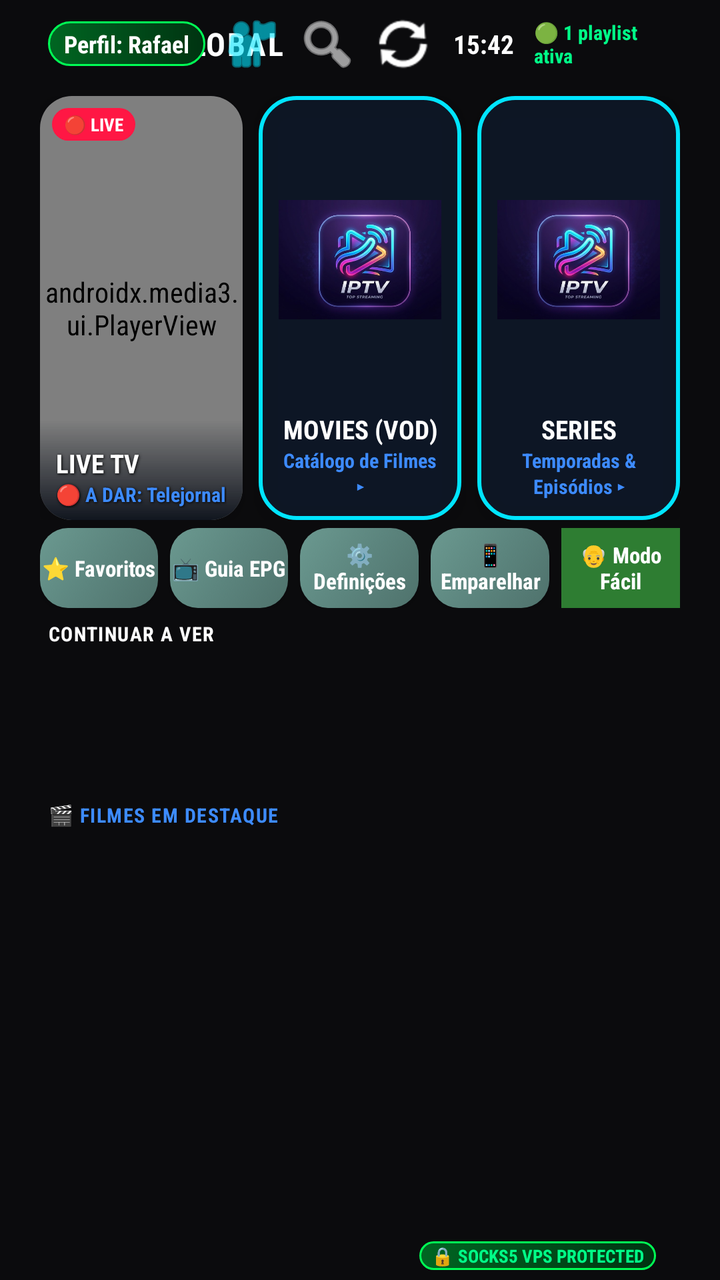
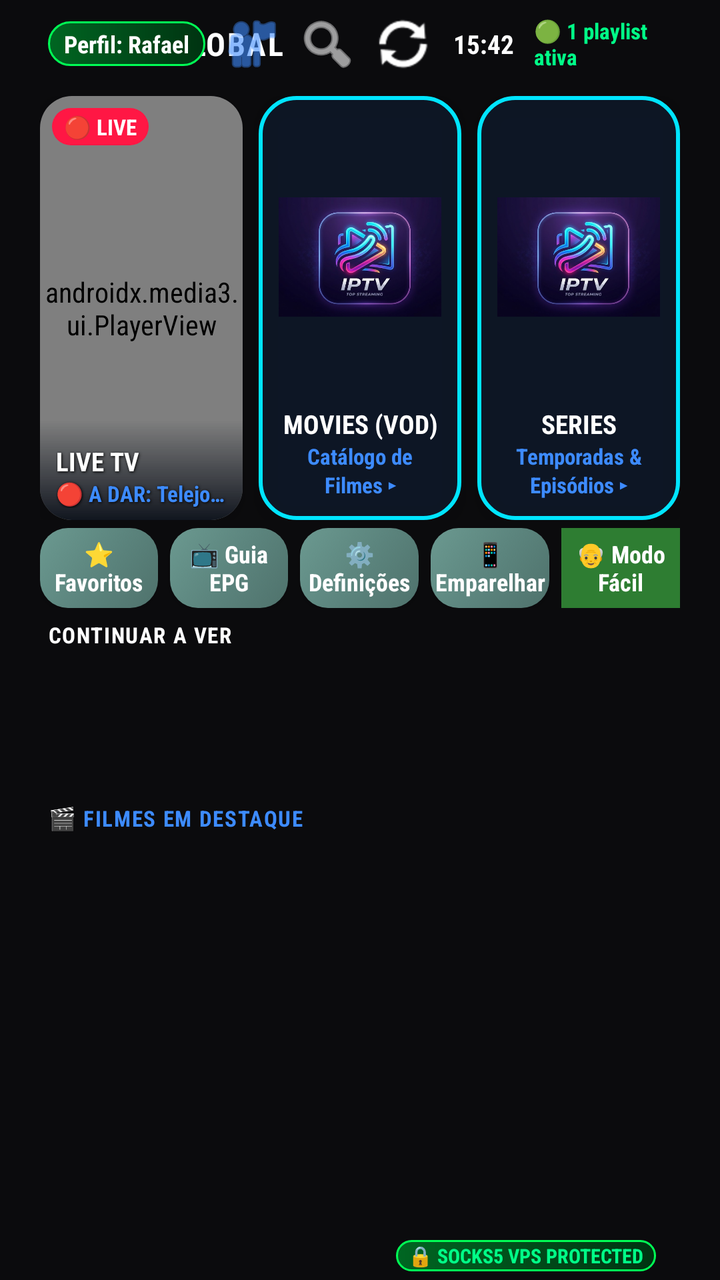

Two renders of the same Android screen: before a commit and after it. Below are the layout's source before the change and the commit's diff.
<!-- AndroidManifest.xml: application theme AppTheme -->
<!-- res/layout/activity_main.xml -->
<?xml version="1.0" encoding="utf-8"?>
<LinearLayout xmlns:android="http://schemas.android.com/apk/res/android"
    xmlns:app="http://schemas.android.com/apk/res-auto"
    xmlns:tools="http://schemas.android.com/tools"
    android:layout_width="match_parent"
    android:layout_height="match_parent"
    android:orientation="vertical"
    android:background="@color/bg_primary"
    tools:context=".MainActivity">

    
    <ImageView
        android:id="@+id/ivMainBackgroundBlur"
        android:layout_width="match_parent"
        android:layout_height="match_parent"
        android:scaleType="centerCrop"
        android:alpha="0.2"
        android:src="@drawable/logo"
        android:visibility="gone"/>

    
    <RelativeLayout
        android:id="@+id/headerBar"
        android:layout_width="match_parent"
        android:layout_height="44dp"
        android:paddingHorizontal="24dp">

        <LinearLayout
            android:id="@+id/llHeaderLogo"
            android:layout_width="wrap_content"
            android:layout_height="wrap_content"
            android:layout_centerVertical="true"
            android:orientation="horizontal"
            android:gravity="center_vertical">

            <TextView
                android:layout_width="wrap_content"
                android:layout_height="wrap_content"
                android:text="▼ IPTV "
                android:textColor="@color/accent"
                android:textSize="16sp"
                android:textStyle="bold"
                android:letterSpacing="0.05" />

            <TextView
                android:layout_width="wrap_content"
                android:layout_height="wrap_content"
                android:text="GLOBAL"
                android:textColor="#FFFFFF"
                android:textSize="16sp"
                android:textStyle="bold"
                android:letterSpacing="0.05" />
        </LinearLayout>

        <LinearLayout
            android:layout_width="wrap_content"
            android:layout_height="wrap_content"
            android:layout_alignParentEnd="true"
            android:layout_centerVertical="true"
            android:orientation="horizontal"
            android:gravity="center_vertical">

            <TextView
                android:id="@+id/tvUserLogged"
                android:layout_width="wrap_content"
                android:layout_height="wrap_content"
                android:text="Perfil: Rafael"
                android:textColor="#FFFFFF"
                android:textSize="12sp"
                android:textStyle="bold"
                android:paddingHorizontal="8dp"
                android:paddingVertical="3dp"
                android:background="@drawable/bg_vpn_badge" />

            <ImageButton
                android:id="@+id/btnSwitchUser"
                android:layout_width="30dp"
                android:layout_height="30dp"
                android:layout_marginStart="8dp"
                android:background="?attr/selectableItemBackgroundBorderless"
                android:src="@android:drawable/ic_menu_myplaces"
                app:tint="#00E5FF"
                android:contentDescription="Mudar Utilizador"
                android:focusable="true" />

            <ImageButton
                android:id="@+id/btnSearch"
                android:layout_width="30dp"
                android:layout_height="30dp"
                android:layout_marginStart="8dp"
                android:background="?attr/selectableItemBackgroundBorderless"
                android:src="@android:drawable/ic_menu_search"
                app:tint="#FFFFFF"
                android:contentDescription="Pesquisar"
                android:focusable="true" />

            <ImageButton
                android:id="@+id/btnRefresh"
                android:layout_width="30dp"
                android:layout_height="30dp"
                android:layout_marginStart="8dp"
                android:background="?attr/selectableItemBackgroundBorderless"
                android:src="@android:drawable/ic_popup_sync"
                app:tint="#FFFFFF"
                android:contentDescription="Atualizar"
                android:focusable="true" />

            <TextView
                android:id="@+id/tvClock"
                android:layout_width="wrap_content"
                android:layout_height="wrap_content"
                android:layout_marginStart="10dp"
                android:text="15:42"
                android:textColor="#FFFFFF"
                android:textSize="13sp"
                android:textStyle="bold" />

            <TextView
                android:id="@+id/tvPlaylistStatus"
                android:layout_width="wrap_content"
                android:layout_height="wrap_content"
                android:layout_marginStart="10dp"
                android:text="🟢 1 playlist ativa"
                android:textColor="#00FF88"
                android:textSize="10sp"
                android:textStyle="bold" />
        </LinearLayout>
    </RelativeLayout>

    
    <LinearLayout
        android:id="@+id/gridHeroCards"
        android:layout_width="match_parent"
        android:layout_height="220dp"
        android:orientation="horizontal"
        android:paddingHorizontal="20dp"
        android:paddingTop="4dp"
        android:paddingBottom="4dp"
        android:weightSum="3">

        
        <androidx.cardview.widget.CardView
            android:id="@+id/cardTv"
            android:layout_width="0dp"
            android:layout_height="match_parent"
            android:layout_weight="1"
            android:layout_marginEnd="8dp"
            app:cardCornerRadius="16dp"
            app:cardBackgroundColor="@color/bg_elevated"
            app:cardElevation="6dp"
            android:focusable="true"
            android:clickable="true"
            android:descendantFocusability="blocksDescendants"
            android:nextFocusDown="@+id/btnQuickFavorites"
            android:foreground="?attr/selectableItemBackground"
            android:stateListAnimator="@animator/selector_item_scale">

            <RelativeLayout
                android:layout_width="match_parent"
                android:layout_height="match_parent">

                
                <androidx.media3.ui.PlayerView
                    android:id="@+id/miniPlayerView"
                    android:layout_width="match_parent"
                    android:layout_height="match_parent"
                    app:use_controller="false"
                    app:surface_type="texture_view"
                    app:resize_mode="zoom" />

                
                <View
                    android:layout_width="match_parent"
                    android:layout_height="50dp"
                    android:layout_alignParentBottom="true"
                    android:background="@drawable/bg_gradient_card_overlay" />

                
                <TextView
                    android:id="@+id/tvLiveBadge"
                    android:layout_width="wrap_content"
                    android:layout_height="wrap_content"
                    android:layout_alignParentTop="true"
                    android:layout_alignParentStart="true"
                    android:layout_margin="6dp"
                    android:text="🔴 LIVE"
                    android:textColor="#FFFFFF"
                    android:textSize="9sp"
                    android:textStyle="bold"
                    android:paddingHorizontal="6dp"
                    android:paddingVertical="2dp"
                    android:background="@drawable/bg_live_badge" />

                
                <TextView
                    android:id="@+id/tvTitleTv"
                    android:layout_width="match_parent"
                    android:layout_height="wrap_content"
                    android:layout_above="@id/tvSubTv"
                    android:layout_marginHorizontal="8dp"
                    android:text="LIVE TV"
                    android:textColor="#FFFFFF"
                    android:textSize="13sp"
                    android:textStyle="bold"
                    android:gravity="start"
                    android:maxLines="1"
                    android:ellipsize="end"
                    android:shadowColor="#000000"
                    android:shadowDx="1"
                    android:shadowDy="1"
                    android:shadowRadius="3" />

                
                <TextView
                    android:id="@+id/tvSubTv"
                    android:layout_width="match_parent"
                    android:layout_height="wrap_content"
                    android:layout_alignParentBottom="true"
                    android:layout_marginHorizontal="8dp"
                    android:layout_marginBottom="6dp"
                    android:text="🔴 A DAR: Telejornal"
                    android:textColor="@color/accent"
                    android:textSize="10sp"
                    android:textStyle="bold"
                    android:gravity="start"
                    android:maxLines="1"
                    android:ellipsize="end"
                    android:shadowColor="#000000"
                    android:shadowDx="1"
                    android:shadowDy="1"
                    android:shadowRadius="3" />
            </RelativeLayout>
        </androidx.cardview.widget.CardView>

        
        <androidx.cardview.widget.CardView
            android:id="@+id/cardFilmes"
            android:layout_width="0dp"
            android:layout_height="match_parent"
            android:layout_weight="1"
            android:layout_marginEnd="8dp"
            app:cardCornerRadius="16dp"
            app:cardBackgroundColor="#00000000"
            app:cardElevation="6dp"
            android:focusable="true"
            android:clickable="true"
            android:descendantFocusability="blocksDescendants"
            android:nextFocusDown="@+id/btnQuickEpg"
            android:foreground="?attr/selectableItemBackground"
            android:stateListAnimator="@animator/selector_item_scale">

            <RelativeLayout
                android:layout_width="match_parent"
                android:layout_height="match_parent"
                android:background="@drawable/bg_neon_card_cyan"
                android:padding="10dp">

                <ImageView
                    android:id="@+id/ivCardFilmesBg"
                    android:layout_width="match_parent"
                    android:layout_height="match_parent"
                    android:layout_above="@id/tvTitleFilmes"
                    android:layout_marginBottom="4dp"
                    android:scaleType="fitCenter"
                    android:src="@drawable/logo" />

                <TextView
                    android:id="@+id/tvTitleFilmes"
                    android:layout_width="match_parent"
                    android:layout_height="wrap_content"
                    android:layout_above="@id/tvSubFilmes"
                    android:text="MOVIES (VOD)"
                    android:textColor="#FFFFFF"
                    android:textSize="13sp"
                    android:textStyle="bold"
                    android:gravity="center"
                    android:maxLines="1"
                    android:ellipsize="end" />

                <TextView
                    android:id="@+id/tvSubFilmes"
                    android:layout_width="match_parent"
                    android:layout_height="wrap_content"
                    android:layout_alignParentBottom="true"
                    android:text="Catálogo de Filmes ▸"
                    android:textColor="@color/accent"
                    android:textSize="10sp"
                    android:textStyle="bold"
                    android:gravity="center" />
            </RelativeLayout>
        </androidx.cardview.widget.CardView>

        
        <androidx.cardview.widget.CardView
            android:id="@+id/cardSeries"
            android:layout_width="0dp"
            android:layout_height="match_parent"
            android:layout_weight="1"
            app:cardCornerRadius="16dp"
            app:cardBackgroundColor="#00000000"
            app:cardElevation="6dp"
            android:focusable="true"
            android:clickable="true"
            android:descendantFocusability="blocksDescendants"
            android:nextFocusDown="@+id/btnQuickCatchup"
            android:foreground="?attr/selectableItemBackground"
            android:stateListAnimator="@animator/selector_item_scale">

            <RelativeLayout
                android:layout_width="match_parent"
                android:layout_height="match_parent"
                android:background="@drawable/bg_neon_card_cyan"
                android:padding="10dp">

                <ImageView
                    android:id="@+id/ivCardSeriesBg"
                    android:layout_width="match_parent"
                    android:layout_height="match_parent"
                    android:layout_above="@id/tvTitleSeries"
                    android:layout_marginBottom="4dp"
                    android:scaleType="fitCenter"
                    android:src="@drawable/logo" />

                <TextView
                    android:id="@+id/tvTitleSeries"
                    android:layout_width="match_parent"
                    android:layout_height="wrap_content"
                    android:layout_above="@id/tvSubSeries"
                    android:text="SERIES"
                    android:textColor="#FFFFFF"
                    android:textSize="13sp"
                    android:textStyle="bold"
                    android:gravity="center"
                    android:maxLines="1"
                    android:ellipsize="end" />

                <TextView
                    android:id="@+id/tvSubSeries"
                    android:layout_width="match_parent"
                    android:layout_height="wrap_content"
                    android:layout_alignParentBottom="true"
                    android:text="Temporadas &amp; Episódios ▸"
                    android:textColor="@color/accent"
                    android:textSize="10sp"
                    android:textStyle="bold"
                    android:gravity="center" />
            </RelativeLayout>
        </androidx.cardview.widget.CardView>
    </LinearLayout>

    
    <LinearLayout
        android:id="@+id/llQuickAccessBar"
        android:layout_width="match_parent"
        android:layout_height="40dp"
        android:orientation="horizontal"
        android:paddingHorizontal="20dp"
        android:layout_marginBottom="6dp"
        android:weightSum="5"
        android:descendantFocusability="afterDescendants"
        android:focusable="false">

        <Button
            android:id="@+id/btnQuickFavorites"
            android:layout_width="0dp"
            android:layout_height="match_parent"
            android:layout_weight="1"
            android:layout_marginEnd="6dp"
            android:background="@drawable/bg_smarters_sage"
            android:text="⭐ Favoritos"
            android:textColor="#FFFFFF"
            android:textSize="11sp"
            android:textStyle="bold"
            android:textAllCaps="false"
            android:focusable="true"
            android:clickable="true"
            android:nextFocusUp="@id/cardTv"
            android:nextFocusDown="@id/rvContinueWatching"
            android:nextFocusRight="@id/btnQuickEpg" />

        <Button
            android:id="@+id/btnQuickEpg"
            android:layout_width="0dp"
            android:layout_height="match_parent"
            android:layout_weight="1"
            android:layout_marginEnd="6dp"
            android:background="@drawable/bg_smarters_sage"
            android:text="📺 Guia EPG"
            android:textColor="#FFFFFF"
            android:textSize="11sp"
            android:textStyle="bold"
            android:textAllCaps="false"
            android:focusable="true"
            android:clickable="true"
            android:nextFocusUp="@id/cardFilmes"
            android:nextFocusDown="@id/rvContinueWatching"
            android:nextFocusLeft="@id/btnQuickFavorites"
            android:nextFocusRight="@id/btnQuickSettings" />

        <Button
            android:id="@+id/btnQuickSettings"
            android:layout_width="0dp"
            android:layout_height="match_parent"
            android:layout_weight="1"
            android:layout_marginEnd="6dp"
            android:background="@drawable/bg_smarters_sage"
            android:text="⚙️ Definições"
            android:textColor="#FFFFFF"
            android:textSize="11sp"
            android:textStyle="bold"
            android:textAllCaps="false"
            android:focusable="true"
            android:clickable="true"
            android:nextFocusUp="@id/cardFilmes"
            android:nextFocusDown="@id/rvContinueWatching"
            android:nextFocusLeft="@id/btnQuickEpg"
            android:nextFocusRight="@id/btnQuickRadios" />

        

        
        <Button
            android:id="@+id/btnQuickRadios"
            android:layout_width="0dp"
            android:layout_height="match_parent"
            android:layout_weight="1"
            android:layout_marginEnd="6dp"
            android:background="@drawable/bg_smarters_sage"
            android:text="📱 Emparelhar"
            android:textColor="#FFFFFF"
            android:textSize="11sp"
            android:textStyle="bold"
            android:textAllCaps="false"
            android:focusable="true"
            android:clickable="true"
            android:nextFocusUp="@id/cardSeries"
            android:nextFocusDown="@id/rvContinueWatching"
            android:nextFocusLeft="@id/btnQuickSettings"
            android:nextFocusRight="@id/btnQuickCatchup" />

        <Button
            android:id="@+id/btnQuickCatchup"
            android:layout_width="0dp"
            android:layout_height="match_parent"
            android:layout_weight="1"
            android:background="#2E7D32"
            android:text="👴 Modo Fácil"
            android:textColor="#FFFFFF"
            android:textSize="11sp"
            android:textStyle="bold"
            android:textAllCaps="false"
            android:focusable="true"
            android:clickable="true"
            android:nextFocusUp="@id/cardSeries"
            android:nextFocusDown="@id/rvContinueWatching"
            android:nextFocusLeft="@id/btnQuickRadios" />
    </LinearLayout>

    
    
    <TextView
        android:id="@+id/tvContinueTitleHeader"
        android:layout_width="wrap_content"
        android:layout_height="wrap_content"
        android:text="CONTINUAR A VER"
        android:textColor="#FFFFFF"
        android:textSize="10sp"
        android:textStyle="bold"
        android:letterSpacing="0.05"
        android:layout_marginStart="24dp"
        android:layout_marginBottom="2dp" />

    <androidx.recyclerview.widget.RecyclerView
        android:id="@+id/rvContinueWatching"
        android:layout_width="match_parent"
        android:layout_height="65dp"
        android:orientation="horizontal"
        android:paddingHorizontal="20dp"
        android:layout_marginBottom="10dp" />

    
    <TextView
        android:id="@+id/tvFeaturedTitleHeader"
        android:layout_width="wrap_content"
        android:layout_height="wrap_content"
        android:text="🎬 FILMES EM DESTAQUE"
        android:textColor="@color/accent"
        android:textSize="10sp"
        android:textStyle="bold"
        android:letterSpacing="0.05"
        android:layout_marginStart="24dp"
        android:layout_marginBottom="2dp" />

    <androidx.recyclerview.widget.RecyclerView
        android:id="@+id/rvFeaturedMovies"
        android:layout_width="match_parent"
        android:layout_height="140dp"
        android:orientation="horizontal"
        android:paddingHorizontal="20dp"
        android:layout_marginBottom="10dp" />

    <View
        android:layout_width="match_parent"
        android:layout_height="0dp"
        android:layout_weight="1" />

    
    <RelativeLayout
        android:id="@+id/footerBar"
        android:layout_width="match_parent"
        android:layout_height="24dp"
        android:paddingHorizontal="24dp">

        <TextView
            android:id="@+id/tvVencimento"
            android:visibility="gone"
            android:layout_width="wrap_content"
            android:layout_height="wrap_content"
            android:layout_alignParentStart="true"
            android:layout_centerVertical="true"
            android:text="Validade : Ilimitado"
            android:textColor="@color/text_secondary"
            android:textSize="10sp" />

        <LinearLayout
            android:layout_width="wrap_content"
            android:layout_height="wrap_content"
            android:layout_alignParentEnd="true"
            android:layout_centerVertical="true"
            android:orientation="horizontal"
            android:gravity="center_vertical">

            <TextView
                android:layout_width="wrap_content"
                android:layout_height="wrap_content"
                android:text="🔒 SOCKS5 VPS PROTECTED"
                android:textColor="#00FF88"
                android:textSize="9sp"
                android:textStyle="bold"
                android:paddingHorizontal="6dp"
                android:paddingVertical="1dp"
                android:background="@drawable/bg_vpn_badge" />

            <TextView
                android:id="@+id/tvAppVersion"
                android:layout_width="wrap_content"
                android:layout_height="wrap_content"
                android:layout_marginStart="8dp"
                android:text=""
                android:textColor="@color/text_secondary"
                android:textSize="9sp" />
        </LinearLayout>
    </RelativeLayout>

</LinearLayout>
<!-- resources referenced by this layout -->
<resources>
  <color name="accent">#3D8BFF</color>
  <color name="bg_elevated">#1A1A1C</color>
  <color name="bg_primary">#0B0B0D</color>
  <color name="text_secondary">#9B9BA1</color>
  <!-- drawable bg_gradient_card_overlay (drawable) -->
  <?xml version="1.0" encoding="utf-8"?>
  <shape xmlns:android="http://schemas.android.com/apk/res/android"
      android:shape="rectangle">
      <gradient
          android:angle="270"
          android:startColor="#00000000"
          android:endColor="#E6050A14"
          android:type="linear" />
  </shape>
  <!-- drawable bg_live_badge (drawable) -->
  <?xml version="1.0" encoding="utf-8"?>
  <shape xmlns:android="http://schemas.android.com/apk/res/android"
      android:shape="rectangle">
      <solid android:color="#FF1744" />
      <corners android:radius="12dp" />
  </shape>
  <!-- drawable bg_neon_card_cyan (drawable) -->
  <?xml version="1.0" encoding="utf-8"?>
  <shape xmlns:android="http://schemas.android.com/apk/res/android"
      android:shape="rectangle">
      <solid android:color="#CC0E1A2B" />
      <stroke
          android:width="2dp"
          android:color="#00E5FF" />
      <corners android:radius="18dp" />
  </shape>
  <!-- drawable bg_smarters_sage (drawable) -->
  <?xml version="1.0" encoding="utf-8"?>
  <selector xmlns:android="http://schemas.android.com/apk/res/android">
      <item android:state_focused="true">
          <shape android:shape="rectangle">
              <gradient android:angle="135" android:startColor="#80C8B8" android:centerColor="#95DED1" android:endColor="#AAEBDC" android:type="linear" />
              <corners android:radius="14dp" />
              <stroke android:width="2dp" android:color="#FFFFFF" />
          </shape>
      </item>
      <item>
          <shape android:shape="rectangle">
              <gradient android:angle="135" android:startColor="#4F726C" android:centerColor="#5C857E" android:endColor="#6B9990" android:type="linear" />
              <corners android:radius="14dp" />
          </shape>
      </item>
  </selector>
  <!-- drawable bg_vpn_badge (drawable) -->
  <?xml version="1.0" encoding="utf-8"?>
  <shape xmlns:android="http://schemas.android.com/apk/res/android" android:shape="rectangle">
      <gradient android:startColor="#006622" android:endColor="#003311" android:angle="0"/>
      <corners android:radius="16dp"/>
      <stroke android:width="1dp" android:color="#00FF55"/>
  </shape>
  <!-- drawable logo: png bitmap (drawable, 182814 bytes) -->
  <style name="AppTheme" parent="Theme.AppCompat.NoActionBar">
          <item name="android:fontFamily">sans-serif-condensed</item>
          <item name="android:windowAnimationStyle">@style/AppWindowTransition</item>
          <item name="android:windowBackground">@color/bg_primary</item>
          <item name="colorPrimary">@color/bg_elevated</item>
          <item name="colorPrimaryDark">@color/bg_primary</item>
          <item name="colorAccent">@color/accent</item>
          <item name="android:textColorPrimary">@color/text_primary</item>
          <item name="android:textColorSecondary">@color/text_secondary</item>
      </style>
  <style name="AppWindowTransition" parent="android:Animation.Activity">
          <item name="android:activityOpenEnterAnimation">@anim/fade_in</item>
          <item name="android:activityOpenExitAnimation">@anim/fade_out</item>
          <item name="android:activityCloseEnterAnimation">@anim/fade_in</item>
          <item name="android:activityCloseExitAnimation">@anim/fade_out</item>
      </style>
  <color name="text_primary">#FFFFFF</color>
</resources>

<!-- the commit's change to res/layout/activity_main.xml (unified diff, before → after) -->
@@ -46,7 +46,7 @@
                 android:layout_width="wrap_content"
                 android:layout_height="wrap_content"
                 android:text="GLOBAL"
-                android:textColor="#FFFFFF"
+                android:textColor="@color/text_primary"
                 android:textSize="16sp"
                 android:textStyle="bold"
                 android:letterSpacing="0.05" />
@@ -65,7 +65,7 @@
                 android:layout_width="wrap_content"
                 android:layout_height="wrap_content"
                 android:text="Perfil: Rafael"
-                android:textColor="#FFFFFF"
+                android:textColor="@color/text_primary"
                 android:textSize="12sp"
                 android:textStyle="bold"
                 android:paddingHorizontal="8dp"
@@ -79,7 +79,7 @@
                 android:layout_marginStart="8dp"
                 android:background="?attr/selectableItemBackgroundBorderless"
                 android:src="@android:drawable/ic_menu_myplaces"
-                app:tint="#00E5FF"
+                app:tint="@color/accent"
                 android:contentDescription="Mudar Utilizador"
                 android:focusable="true" />
 
@@ -90,7 +90,7 @@
                 android:layout_marginStart="8dp"
                 android:background="?attr/selectableItemBackgroundBorderless"
                 android:src="@android:drawable/ic_menu_search"
-                app:tint="#FFFFFF"
+                app:tint="@color/text_primary"
                 android:contentDescription="Pesquisar"
                 android:focusable="true" />
 
@@ -101,7 +101,7 @@
                 android:layout_marginStart="8dp"
                 android:background="?attr/selectableItemBackgroundBorderless"
                 android:src="@android:drawable/ic_popup_sync"
-                app:tint="#FFFFFF"
+                app:tint="@color/text_primary"
                 android:contentDescription="Atualizar"
                 android:focusable="true" />
 
@@ -111,7 +111,7 @@
                 android:layout_height="wrap_content"
                 android:layout_marginStart="10dp"
                 android:text="15:42"
-                android:textColor="#FFFFFF"
+                android:textColor="@color/text_primary"
                 android:textSize="13sp"
                 android:textStyle="bold" />
 
@@ -121,8 +121,8 @@
                 android:layout_height="wrap_content"
                 android:layout_marginStart="10dp"
                 android:text="🟢 1 playlist ativa"
-                android:textColor="#00FF88"
-                android:textSize="10sp"
+                android:textColor="@color/status_online"
+                android:textSize="11sp"
                 android:textStyle="bold" />
         </LinearLayout>
     </RelativeLayout>
@@ -184,8 +184,8 @@
                     android:layout_alignParentStart="true"
                     android:layout_margin="6dp"
                     android:text="🔴 LIVE"
-                    android:textColor="#FFFFFF"
-                    android:textSize="9sp"
+                    android:textColor="@color/text_primary"
+                    android:textSize="11sp"
                     android:textStyle="bold"
                     android:paddingHorizontal="6dp"
                     android:paddingVertical="2dp"
@@ -199,7 +199,7 @@
                     android:layout_above="@id/tvSubTv"
                     android:layout_marginHorizontal="8dp"
                     android:text="LIVE TV"
-                    android:textColor="#FFFFFF"
+                    android:textColor="@color/text_primary"
                     android:textSize="13sp"
                     android:textStyle="bold"
                     android:gravity="start"
@@ -220,7 +220,7 @@
                     android:layout_marginBottom="6dp"
                     android:text="🔴 A DAR: Telejornal"
                     android:textColor="@color/accent"
-                    android:textSize="10sp"
+                    android:textSize="11sp"
                     android:textStyle="bold"
                     android:gravity="start"
                     android:maxLines="1"
@@ -270,7 +270,7 @@
                     android:layout_height="wrap_content"
                     android:layout_above="@id/tvSubFilmes"
                     android:text="MOVIES (VOD)"
-                    android:textColor="#FFFFFF"
+                    android:textColor="@color/text_primary"
                     android:textSize="13sp"
                     android:textStyle="bold"
                     android:gravity="center"
@@ -284,7 +284,7 @@
                     android:layout_alignParentBottom="true"
                     android:text="Catálogo de Filmes ▸"
                     android:textColor="@color/accent"
-                    android:textSize="10sp"
+                    android:textSize="11sp"
                     android:textStyle="bold"
                     android:gravity="center" />
             </RelativeLayout>
@@ -327,7 +327,7 @@
                     android:layout_height="wrap_content"
                     android:layout_above="@id/tvSubSeries"
                     android:text="SERIES"
-                    android:textColor="#FFFFFF"
+                    android:textColor="@color/text_primary"
                     android:textSize="13sp"
                     android:textStyle="bold"
                     android:gravity="center"
@@ -341,7 +341,7 @@
                     android:layout_alignParentBottom="true"
                     android:text="Temporadas &amp; Episódios ▸"
                     android:textColor="@color/accent"
-                    android:textSize="10sp"
+                    android:textSize="11sp"
                     android:textStyle="bold"
                     android:gravity="center" />
             </RelativeLayout>
@@ -368,8 +368,8 @@
             android:layout_marginEnd="6dp"
             android:background="@drawable/bg_smarters_sage"
             android:text="⭐ Favoritos"
-            android:textColor="#FFFFFF"
-            android:textSize="11sp"
+            android:textColor="@color/text_primary"
+            android:textSize="12sp"
             android:textStyle="bold"
             android:textAllCaps="false"
             android:focusable="true"
@@ -386,8 +386,8 @@
             android:layout_marginEnd="6dp"
             android:background="@drawable/bg_smarters_sage"
             android:text="📺 Guia EPG"
-            android:textColor="#FFFFFF"
-            android:textSize="11sp"
+            android:textColor="@color/text_primary"
+            android:textSize="12sp"
             android:textStyle="bold"
             android:textAllCaps="false"
             android:focusable="true"
@@ -405,8 +405,8 @@
             android:layout_marginEnd="6dp"
             android:background="@drawable/bg_smarters_sage"
             android:text="⚙️ Definições"
-            android:textColor="#FFFFFF"
-            android:textSize="11sp"
+            android:textColor="@color/text_primary"
+            android:textSize="12sp"
             android:textStyle="bold"
             android:textAllCaps="false"
             android:focusable="true"
@@ -427,8 +427,8 @@
             android:layout_marginEnd="6dp"
             android:background="@drawable/bg_smarters_sage"
             android:text="📱 Emparelhar"
-            android:textColor="#FFFFFF"
-            android:textSize="11sp"
+            android:textColor="@color/text_primary"
+            android:textSize="12sp"
             android:textStyle="bold"
             android:textAllCaps="false"
             android:focusable="true"
@@ -445,8 +445,8 @@
             android:layout_weight="1"
             android:background="#2E7D32"
             android:text="👴 Modo Fácil"
-            android:textColor="#FFFFFF"
-            android:textSize="11sp"
+            android:textColor="@color/text_primary"
+            android:textSize="12sp"
             android:textStyle="bold"
             android:textAllCaps="false"
             android:focusable="true"
@@ -463,8 +463,8 @@
         android:layout_width="wrap_content"
         android:layout_height="wrap_content"
         android:text="CONTINUAR A VER"
-        android:textColor="#FFFFFF"
-        android:textSize="10sp"
+        android:textColor="@color/text_primary"
+        android:textSize="11sp"
         android:textStyle="bold"
         android:letterSpacing="0.05"
         android:layout_marginStart="24dp"
@@ -485,7 +485,7 @@
         android:layout_height="wrap_content"
         android:text="🎬 FILMES EM DESTAQUE"
         android:textColor="@color/accent"
-        android:textSize="10sp"
+        android:textSize="11sp"
         android:textStyle="bold"
         android:letterSpacing="0.05"
         android:layout_marginStart="24dp"
@@ -534,8 +534,8 @@
                 android:layout_width="wrap_content"
                 android:layout_height="wrap_content"
                 android:text="🔒 SOCKS5 VPS PROTECTED"
-                android:textColor="#00FF88"
-                android:textSize="9sp"
+                android:textColor="@color/status_online"
+                android:textSize="10sp"
                 android:textStyle="bold"
                 android:paddingHorizontal="6dp"
                 android:paddingVertical="1dp"
@@ -548,7 +548,7 @@
                 android:layout_marginStart="8dp"
                 android:text=""
                 android:textColor="@color/text_secondary"
-                android:textSize="9sp" />
+                android:textSize="10sp" />
         </LinearLayout>
     </RelativeLayout>
 
<!-- resource entries referenced after the edit -->
@@ -3,6 +3,7 @@
   <color name="accent">#3D8BFF</color>
   <color name="bg_elevated">#1A1A1C</color>
   <color name="bg_primary">#0B0B0D</color>
+  <color name="status_online">#00FF88</color>
   <color name="text_secondary">#9B9BA1</color>
   <!-- drawable bg_gradient_card_overlay (drawable) -->
   <?xml version="1.0" encoding="utf-8"?>
